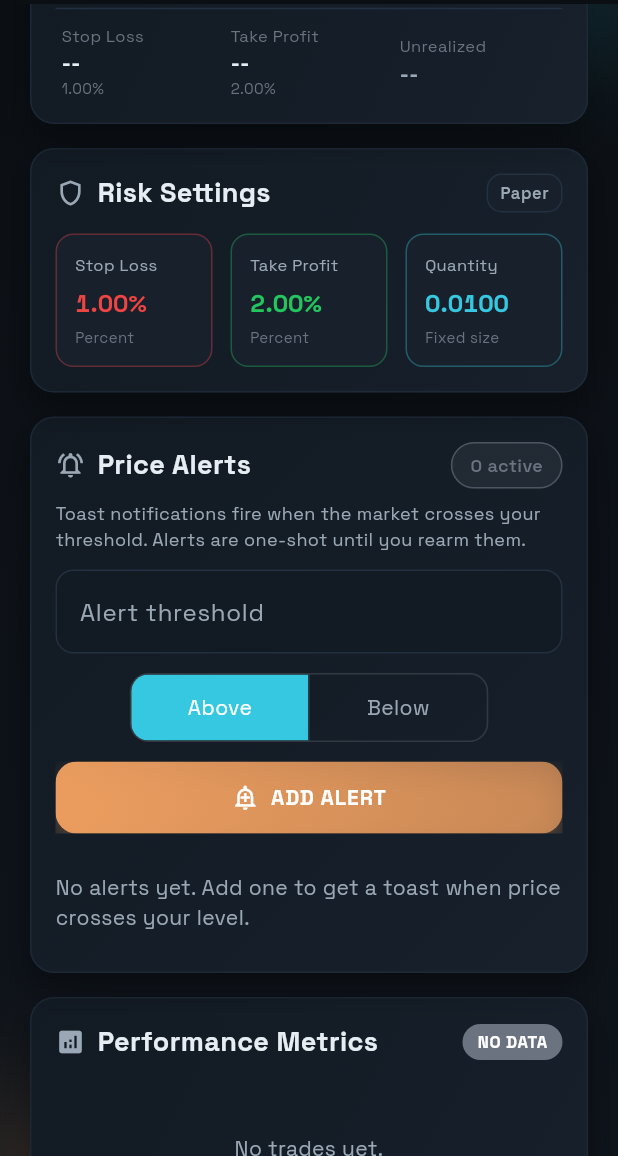
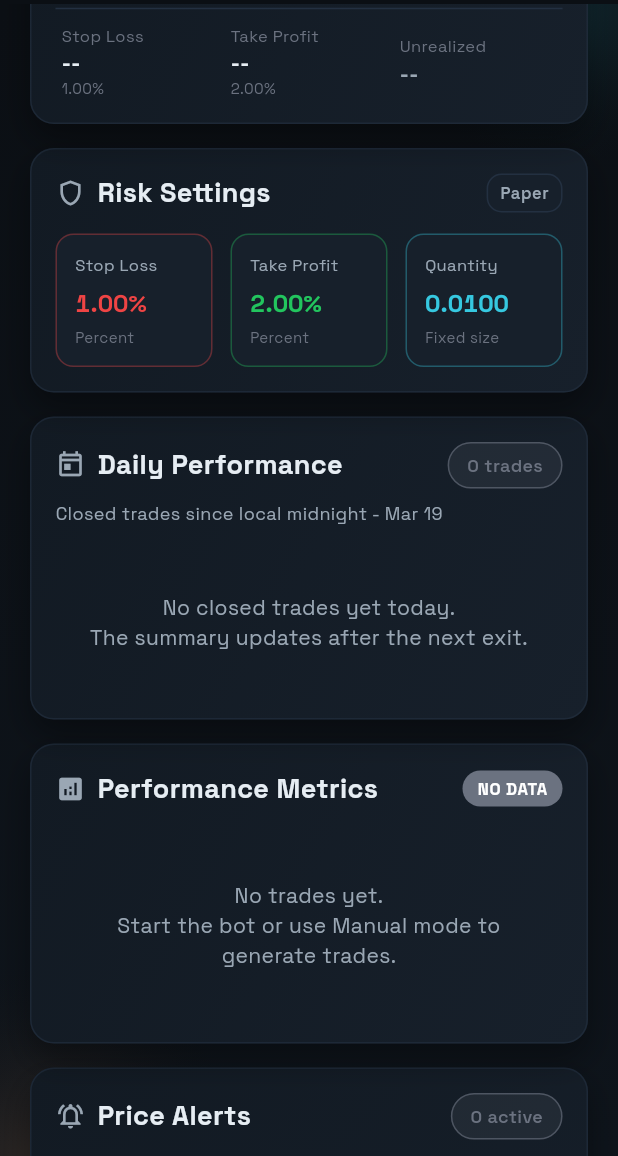
Before and after one commit to getuser-shivam/iFutures, a Flutter app: the screen it shows after launch, scrolled down 576 dp, on a phone screen of 412 x 824 dp, the part 80-1236 px from its top. Run offline on Flutter 3.47's test engine with Material 3 defaults, Android fonts, the phone set to English and light mode, and no system bars; our stand-ins replace carousel_slider, dio, fl_chart, flutter_riverpod, flutter_secure_storage, google_fonts and 1 more; network calls fail.

Commit message:
feat: add daily performance summary

```diff
--- /dev/null
+++ b/lib/models/performance_summary.dart
@@ -0,0 +1,44 @@
+class PerformanceSummary {
+  final int totalTrades;
+  final int winningTrades;
+  final int losingTrades;
+  final double totalPnL;
+  final double bestTrade;
+  final double worstTrade;
+  final double avgTrade;
+  final double maxDrawdown;
+  final double profitFactor;
+  final DateTime? windowStart;
+  final DateTime? windowEnd;
+
+  const PerformanceSummary({
+    required this.totalTrades,
+    required this.winningTrades,
+    required this.losingTrades,
+    required this.totalPnL,
+    required this.bestTrade,
+    required this.worstTrade,
+    required this.avgTrade,
+    required this.maxDrawdown,
+    required this.profitFactor,
+    this.windowStart,
+    this.windowEnd,
+  });
+
+  const PerformanceSummary.empty({
+    this.windowStart,
+    this.windowEnd,
+  })  : totalTrades = 0,
+        winningTrades = 0,
+        losingTrades = 0,
+        totalPnL = 0,
+        bestTrade = 0,
+        worstTrade = 0,
+        avgTrade = 0,
+        maxDrawdown = 0,
+        profitFactor = 0;
+
+  double get winRate => totalTrades == 0 ? 0 : (winningTrades / totalTrades) * 100;
+
+  bool get hasData => totalTrades > 0;
+}
--- a/lib/screens/dashboard_screen.dart
+++ b/lib/screens/dashboard_screen.dart
@@ -9,6 +9,7 @@ import '../widgets/common/app_panel.dart';
 import '../widgets/common/action_button.dart';
 import '../widgets/common/status_pill.dart';
 import '../widgets/dashboard/mode_selector.dart';
+import '../widgets/dashboard/daily_performance_card.dart';
 import '../widgets/dashboard/open_position_card.dart';
 import '../widgets/dashboard/price_alert_listener.dart';
 import '../widgets/dashboard/price_alerts_card.dart';
@@ -173,13 +174,19 @@ class DashboardScreen extends ConsumerWidget {
                 SliverPadding(
                   padding: const EdgeInsets.fromLTRB(20, 8, 20, 8),
                   sliver: SliverToBoxAdapter(
-                    child: PriceAlertsCard(symbol: symbol),
+                    child: DailyPerformanceCard(symbol: symbol),
                   ),
                 ),
                 SliverPadding(
                   padding: const EdgeInsets.fromLTRB(20, 8, 20, 8),
                   sliver: SliverToBoxAdapter(
                     child: PerformanceMetrics(symbol: symbol),
+                  ),
+                ),
+                SliverPadding(
+                  padding: const EdgeInsets.fromLTRB(20, 8, 20, 8),
+                  sliver: SliverToBoxAdapter(
+                    child: PriceAlertsCard(symbol: symbol),
                   ),
                 ),
                 SliverPadding(
--- /dev/null
+++ b/lib/services/performance_summary_calculator.dart
@@ -0,0 +1,102 @@
+import '../models/performance_summary.dart';
+import '../models/trade.dart';
+
+class PerformanceSummaryCalculator {
+  const PerformanceSummaryCalculator._();
+
+  static PerformanceSummary calculate(
+    Iterable<Trade> trades, {
+    DateTime? windowStart,
+    DateTime? windowEnd,
+  }) {
+    final realizedTrades = trades
+        .where((trade) => trade.kind == 'EXIT' && trade.realizedPnl != null)
+        .toList()
+      ..sort((a, b) => a.timestamp.compareTo(b.timestamp));
+
+    if (realizedTrades.isEmpty) {
+      return PerformanceSummary.empty(
+        windowStart: windowStart,
+        windowEnd: windowEnd,
+      );
+    }
+
+    final tradePnLs = realizedTrades.map((trade) => trade.realizedPnl!).toList();
+    final winningTrades = realizedTrades.where((trade) => trade.realizedPnl! > 0).length;
+    final losingTrades = realizedTrades.where((trade) => trade.realizedPnl! < 0).length;
+
+    final totalPnL = tradePnLs.fold(0.0, (sum, pnl) => sum + pnl);
+    final bestTrade = tradePnLs.reduce((a, b) => a > b ? a : b);
+    final worstTrade = tradePnLs.reduce((a, b) => a < b ? a : b);
+    final avgTrade = totalPnL / realizedTrades.length;
+
+    double cumulativePnL = 0.0;
+    double peakPnL = 0.0;
+    double maxDrawdown = 0.0;
+    double grossProfit = 0.0;
+    double grossLoss = 0.0;
+
+    for (final pnl in tradePnLs) {
+      cumulativePnL += pnl;
+
+      if (pnl > 0) {
+        grossProfit += pnl;
+      } else if (pnl < 0) {
+        grossLoss += pnl.abs();
+      }
+
+      if (cumulativePnL > peakPnL) {
+        peakPnL = cumulativePnL;
+      }
+
+      if (peakPnL > 0) {
+        final drawdown = ((peakPnL - cumulativePnL) / peakPnL) * 100;
+        if (drawdown > maxDrawdown) {
+          maxDrawdown = drawdown;
+        }
+      }
+    }
+
+    final profitFactor = grossLoss == 0 ? double.infinity : grossProfit / grossLoss;
+
+    return PerformanceSummary(
+      totalTrades: realizedTrades.length,
+      winningTrades: winningTrades,
+      losingTrades: losingTrades,
+      totalPnL: totalPnL,
+      bestTrade: bestTrade,
+      worstTrade: worstTrade,
+      avgTrade: avgTrade,
+      maxDrawdown: maxDrawdown,
+      profitFactor: profitFactor,
+      windowStart: windowStart,
+      windowEnd: windowEnd,
+    );
+  }
+
+  static PerformanceSummary calculateForDay(Iterable<Trade> trades, DateTime day) {
+    final start = _startOfDay(day);
+    final end = start.add(const Duration(days: 1));
+    final filtered = filterTradesForDay(trades, day);
+    return calculate(
+      filtered,
+      windowStart: start,
+      windowEnd: end,
+    );
+  }
+
+  static List<Trade> filterTradesForDay(Iterable<Trade> trades, DateTime day) {
+    final start = _startOfDay(day);
+    final end = start.add(const Duration(days: 1));
+
+    return trades.where((trade) {
+      final timestamp = trade.timestamp.toLocal();
+      return !timestamp.isBefore(start) && timestamp.isBefore(end);
+    }).toList();
+  }
+
+  static DateTime _startOfDay(DateTime day) {
+    final local = day.toLocal();
+    return DateTime(local.year, local.month, local.day);
+  }
+}
--- /dev/null
+++ b/lib/widgets/dashboard/daily_performance_card.dart
@@ -0,0 +1,194 @@
+import 'package:flutter/material.dart';
+import 'package:flutter_riverpod/flutter_riverpod.dart';
+import 'package:intl/intl.dart';
+
+import '../../models/performance_summary.dart';
+import '../../providers/trading_provider.dart';
+import '../../services/performance_summary_calculator.dart';
+import '../../theme/app_theme.dart';
+import '../common/app_panel.dart';
+import '../common/status_pill.dart';
+
+class DailyPerformanceCard extends ConsumerWidget {
+  final String symbol;
+
+  const DailyPerformanceCard({super.key, required this.symbol});
+
+  @override
+  Widget build(BuildContext context, WidgetRef ref) {
+    final trades = ref.watch(tradeStreamProvider(symbol));
+
+    return trades.when(
+      data: (tradeList) {
+        final now = DateTime.now();
+        final PerformanceSummary summary =
+            PerformanceSummaryCalculator.calculateForDay(tradeList, now);
+        final dayLabel = DateFormat('MMM d').format(now);
+
+        return AppPanel(
+          child: Column(
+            crossAxisAlignment: CrossAxisAlignment.start,
+            children: [
+              Row(
+                children: [
+                  const Icon(Icons.today_outlined, color: AppColors.textSecondary, size: 20),
+                  const SizedBox(width: 8),
+                  const Text(
+                    'Daily Performance',
+                    style: TextStyle(
+                      color: AppColors.textPrimary,
+                      fontSize: 18,
+                      fontWeight: FontWeight.w700,
+                    ),
+                  ),
+                  const Spacer(),
+                  StatusPill(
+                    label: '${summary.totalTrades} trades',
+                    color: summary.hasData ? AppColors.glowCyan : AppColors.textMuted,
+                  ),
+                ],
+              ),
+              const SizedBox(height: 8),
+              Text(
+                'Closed trades since local midnight - $dayLabel',
+                style: const TextStyle(
+                  color: AppColors.textSecondary,
+                  fontSize: 12,
+                ),
+              ),
+              const SizedBox(height: 16),
+              if (!summary.hasData)
+                const Padding(
+                  padding: EdgeInsets.symmetric(vertical: 28),
+                  child: Center(
+                    child: Text(
+                      'No closed trades yet today.\nThe summary updates after the next exit.',
+                      style: TextStyle(color: AppColors.textSecondary),
+                      textAlign: TextAlign.center,
+                    ),
+                  ),
+                )
+              else
+                LayoutBuilder(
+                  builder: (context, constraints) {
+                    final crossAxisCount = constraints.maxWidth > 900
+                        ? 3
+                        : constraints.maxWidth > 600
+                            ? 2
+                            : 1;
+
+                    return GridView.count(
+                      crossAxisCount: crossAxisCount,
+                      crossAxisSpacing: 12,
+                      mainAxisSpacing: 12,
+                      shrinkWrap: true,
+                      physics: const NeverScrollableScrollPhysics(),
+                      children: [
+                        _SummaryTile(
+                          title: 'Daily P&L',
+                          value: _formatPnl(summary.totalPnL),
+                          icon: summary.totalPnL >= 0 ? Icons.trending_up : Icons.trending_down,
+                          color: summary.totalPnL >= 0 ? AppColors.positive : AppColors.negative,
+                          helper: 'Realized today',
+                        ),
+                        _SummaryTile(
+                          title: 'Win Rate',
+                          value: '${summary.winRate.toStringAsFixed(0)}%',
+                          icon: Icons.emoji_events_outlined,
+                          color: summary.winRate >= 50 ? AppColors.positive : AppColors.warning,
+                          helper: '${summary.winningTrades}/${summary.totalTrades} wins',
+                        ),
+                        _SummaryTile(
+                          title: 'Drawdown',
+                          value: '${summary.maxDrawdown.toStringAsFixed(0)}%',
+                          icon: Icons.waterfall_chart,
+                          color: AppColors.warning,
+                          helper: 'Peak to trough',
+                        ),
+                      ],
+                    );
+                  },
+                ),
+            ],
+          ),
+        );
+      },
+      loading: () => const AppPanel(
+        child: Center(child: CircularProgressIndicator()),
+      ),
+      error: (error, stack) => AppPanel(
+        accent: AppColors.negative,
+        child: Text(
+          'Daily performance error: $error',
+          style: const TextStyle(color: AppColors.negative),
+        ),
+      ),
+    );
+  }
+
+  String _formatPnl(double value) {
+    final formatted = value.abs().toStringAsFixed(4);
+    return value >= 0 ? '\$$formatted' : '-\$$formatted';
+  }
+}
+
+class _SummaryTile extends StatelessWidget {
+  final String title;
+  final String value;
+  final String helper;
+  final IconData icon;
+  final Color color;
+
+  const _SummaryTile({
+    required this.title,
+    required this.value,
+    required this.helper,
+    required this.icon,
+    required this.color,
+  });
+
+  @override
+  Widget build(BuildContext context) {
+    return Container(
+      padding: const EdgeInsets.all(12),
+      decoration: BoxDecoration(
+        color: AppColors.surfaceAlt,
+        borderRadius: BorderRadius.circular(12),
+        border: Border.all(color: color.withOpacity(0.35)),
+      ),
+      child: Column(
+        crossAxisAlignment: CrossAxisAlignment.start,
+        children: [
+          Row(
+            children: [
+              Icon(icon, color: color, size: 16),
+              const SizedBox(width: 6),
+              Expanded(
+                child: Text(
+                  title,
+                  style: const TextStyle(color: AppColors.textSecondary, fontSize: 11),
+                ),
+              ),
+            ],
+          ),
+          const SizedBox(height: 8),
+          Text(
+            value,
+            style: tabularFigures(
+              TextStyle(
+                color: color,
+                fontSize: 17,
+                fontWeight: FontWeight.w700,
+              ),
+            ),
+          ),
+          const SizedBox(height: 4),
+          Text(
+            helper,
+            style: const TextStyle(color: AppColors.textMuted, fontSize: 10),
+          ),
+        ],
+      ),
+    );
+  }
+}
--- a/lib/widgets/dashboard/performance_metrics.dart
+++ b/lib/widgets/dashboard/performance_metrics.dart
@@ -1,7 +1,8 @@
 import 'package:flutter/material.dart';
 import 'package:flutter_riverpod/flutter_riverpod.dart';
-import '../../models/trade.dart';
+import '../../models/performance_summary.dart';
 import '../../providers/trading_provider.dart';
+import '../../services/performance_summary_calculator.dart';
 import '../../theme/app_theme.dart';
 import '../common/app_panel.dart';
 
@@ -32,14 +33,16 @@ class PerformanceMetrics extends ConsumerWidget {
               ),
               const Spacer(),
               trades.when(
-                data: (tradeList) => Container(
+                data: (tradeList) {
+                  final summary = PerformanceSummaryCalculator.calculate(tradeList);
+                  return Container(
                     padding: const EdgeInsets.symmetric(horizontal: 10, vertical: 4),
                     decoration: BoxDecoration(
-                    color: _getOverallPerformanceColor(tradeList),
+                      color: _getOverallPerformanceColor(summary),
                       borderRadius: BorderRadius.circular(12),
                     ),
                     child: Text(
-                    _getOverallPerformanceText(tradeList),
+                      _getOverallPerformanceText(summary),
                       style: const TextStyle(
                         color: Colors.white,
                         fontSize: 11,
@@ -47,7 +50,8 @@ class PerformanceMetrics extends ConsumerWidget {
                         letterSpacing: 0.4,
                       ),
                     ),
-                ),
+                  );
+                },
                 loading: () => const SizedBox.shrink(),
                 error: (_, __) => const SizedBox.shrink(),
               ),
@@ -55,8 +59,9 @@ class PerformanceMetrics extends ConsumerWidget {
           ),
           const SizedBox(height: 16),
           trades.when(
-            data: (tradeList) => tradeList.isEmpty
-                ? const Center(
+            data: (tradeList) {
+              if (tradeList.isEmpty) {
+                return const Center(
                   child: Padding(
                     padding: EdgeInsets.all(32),
                     child: Text(
@@ -65,8 +70,12 @@ class PerformanceMetrics extends ConsumerWidget {
                       textAlign: TextAlign.center,
                     ),
                   ),
-                  )
-                : _buildMetricsGrid(tradeList),
+                );
+              }
+
+              final summary = PerformanceSummaryCalculator.calculate(tradeList);
+              return _buildMetricsGrid(summary);
+            },
             loading: () => const Center(
               child: Padding(
                 padding: EdgeInsets.all(32),
@@ -89,9 +98,7 @@ class PerformanceMetrics extends ConsumerWidget {
     );
   }
 
-  Widget _buildMetricsGrid(List<Trade> trades) {
-    final metrics = _calculateMetrics(trades);
-
+  Widget _buildMetricsGrid(PerformanceSummary summary) {
     return LayoutBuilder(
       builder: (context, constraints) {
         final crossAxisCount = constraints.maxWidth > 900 ? 4 : 2;
@@ -104,51 +111,51 @@ class PerformanceMetrics extends ConsumerWidget {
           children: [
             _MetricTile(
               title: 'Total Trades',
-              value: metrics['totalTrades'].toString(),
+              value: summary.totalTrades.toString(),
               icon: Icons.swap_horiz,
               color: AppColors.glowCyan,
             ),
             _MetricTile(
               title: 'Win Rate',
-              value: '${metrics['winRate']}%',
+              value: '${summary.winRate.toStringAsFixed(0)}%',
               icon: Icons.trending_up,
-              color: metrics['winRate'] >= 50 ? AppColors.positive : AppColors.negative,
+              color: summary.winRate >= 50 ? AppColors.positive : AppColors.negative,
             ),
             _MetricTile(
               title: 'Total P&L',
-              value: '\$${metrics['totalPnL'].toStringAsFixed(4)}',
-              icon: metrics['totalPnL'] >= 0 ? Icons.arrow_upward : Icons.arrow_downward,
-              color: metrics['totalPnL'] >= 0 ? AppColors.positive : AppColors.negative,
+              value: '\$${summary.totalPnL.toStringAsFixed(4)}',
+              icon: summary.totalPnL >= 0 ? Icons.arrow_upward : Icons.arrow_downward,
+              color: summary.totalPnL >= 0 ? AppColors.positive : AppColors.negative,
             ),
             _MetricTile(
               title: 'Best Trade',
-              value: '\$${metrics['bestTrade'].toStringAsFixed(4)}',
+              value: '\$${summary.bestTrade.toStringAsFixed(4)}',
               icon: Icons.star,
               color: AppColors.glowAmber,
             ),
             _MetricTile(
               title: 'Worst Trade',
-              value: '\$${metrics['worstTrade'].toStringAsFixed(4)}',
+              value: '\$${summary.worstTrade.toStringAsFixed(4)}',
               icon: Icons.warning,
               color: AppColors.warning,
             ),
             _MetricTile(
               title: 'Avg Trade',
-              value: '\$${metrics['avgTrade'].toStringAsFixed(4)}',
+              value: '\$${summary.avgTrade.toStringAsFixed(4)}',
               icon: Icons.calculate,
               color: AppColors.textSecondary,
             ),
             _MetricTile(
               title: 'Max Drawdown',
-              value: '${metrics['maxDrawdown']}%',
+              value: '${summary.maxDrawdown.toStringAsFixed(0)}%',
               icon: Icons.trending_down,
               color: AppColors.negative,
             ),
             _MetricTile(
               title: 'Profit Factor',
-              value: metrics['profitFactor'].toStringAsFixed(2),
+              value: _formatProfitFactor(summary.profitFactor),
               icon: Icons.score,
-              color: metrics['profitFactor'] >= 1.5 ? AppColors.positive : AppColors.negative,
+              color: summary.profitFactor >= 1.5 ? AppColors.positive : AppColors.negative,
             ),
           ],
         );
@@ -156,94 +163,26 @@ class PerformanceMetrics extends ConsumerWidget {
     );
   }
 
-  Map<String, dynamic> _calculateMetrics(List<Trade> trades) {
-    final realizedTrades = trades.where((trade) => trade.kind == 'EXIT' && trade.realizedPnl != null).toList();
-
-    if (realizedTrades.isEmpty) {
-      return {
-        'totalTrades': 0,
-        'winRate': 0.0,
-        'totalPnL': 0.0,
-        'bestTrade': 0.0,
-        'worstTrade': 0.0,
-        'avgTrade': 0.0,
-        'maxDrawdown': 0.0,
-        'profitFactor': 0.0,
-      };
-    }
-
-    // Calculate basic metrics based on realized PnL
-    final winningTrades = realizedTrades.where((trade) => trade.realizedPnl! > 0).toList();
-    final losingTrades = realizedTrades.where((trade) => trade.realizedPnl! < 0).toList();
-
-    final totalTrades = realizedTrades.length;
-    final winRate = (winningTrades.length / totalTrades) * 100;
-
-    final tradePnLs = realizedTrades.map((trade) => trade.realizedPnl!).toList();
-    final totalPnL = tradePnLs.reduce((a, b) => a + b);
-    final bestTrade = tradePnLs.isEmpty ? 0.0 : tradePnLs.reduce((a, b) => a > b ? a : b);
-    final worstTrade = tradePnLs.isEmpty ? 0.0 : tradePnLs.reduce((a, b) => a < b ? a : b);
-    final avgTrade = tradePnLs.isEmpty ? 0.0 : totalPnL / totalTrades;
-
-    // Calculate drawdown (simplified)
-    double maxDrawdown = 0.0;
-    double peak = 0.0;
-    double currentDrawdown = 0.0;
-
-    for (final pnl in tradePnLs) {
-      currentDrawdown += pnl;
-      if (currentDrawdown > peak) {
-        peak = currentDrawdown;
-      }
-      if (peak > 0) {
-        final drawdown = ((peak - currentDrawdown) / peak) * 100;
-        if (drawdown > maxDrawdown) {
-          maxDrawdown = drawdown;
-        }
-      }
-    }
-
-    // Calculate profit factor
-    final grossProfit = winningTrades.fold(0.0, (sum, trade) => sum + trade.realizedPnl!.abs());
-    final grossLoss = losingTrades.fold(0.0, (sum, trade) => sum + trade.realizedPnl!.abs());
-    final profitFactor = grossLoss == 0 ? double.infinity : grossProfit / grossLoss;
-
-    return {
-      'totalTrades': totalTrades,
-      'winRate': winRate.round(),
-      'totalPnL': totalPnL,
-      'bestTrade': bestTrade,
-      'worstTrade': worstTrade,
-      'avgTrade': avgTrade,
-      'maxDrawdown': maxDrawdown.round(),
-      'profitFactor': profitFactor.isInfinite ? 999.99 : profitFactor,
-    };
-  }
-
-  Color _getOverallPerformanceColor(List<Trade> trades) {
-    final metrics = _calculateMetrics(trades);
-    final winRate = metrics['winRate'];
-    final totalPnL = metrics['totalPnL'];
-    final totalTrades = metrics['totalTrades'];
-
-    if (totalTrades == 0) return AppColors.textMuted;
-    if (winRate >= 60 && totalPnL > 0) return AppColors.positive;
-    if (winRate >= 50 && totalPnL > 0) return AppColors.glowCyan;
-    if (winRate >= 40) return AppColors.warning;
+  Color _getOverallPerformanceColor(PerformanceSummary summary) {
+    if (summary.totalTrades == 0) return AppColors.textMuted;
+    if (summary.winRate >= 60 && summary.totalPnL > 0) return AppColors.positive;
+    if (summary.winRate >= 50 && summary.totalPnL > 0) return AppColors.glowCyan;
+    if (summary.winRate >= 40) return AppColors.warning;
     return AppColors.negative;
   }
 
-  String _getOverallPerformanceText(List<Trade> trades) {
-    final metrics = _calculateMetrics(trades);
-    final winRate = metrics['winRate'];
-    final totalTrades = metrics['totalTrades'];
+  String _getOverallPerformanceText(PerformanceSummary summary) {
+    if (summary.totalTrades == 0) return 'NO DATA';
+    if (summary.winRate >= 70) return 'EXCELLENT';
+    if (summary.winRate >= 60) return 'GOOD';
+    if (summary.winRate >= 50) return 'FAIR';
+    if (summary.winRate >= 40) return 'POOR';
+    return 'NEEDS WORK';
+  }
 
-    if (totalTrades == 0) return 'NO DATA';
-    if (winRate >= 70) return 'EXCELLENT';
-    if (winRate >= 60) return 'GOOD';
-    if (winRate >= 50) return 'FAIR';
-    if (winRate >= 40) return 'POOR';
-    return 'NEEDS WORK';
+  String _formatProfitFactor(double value) {
+    if (value.isInfinite) return 'INF';
+    return value.toStringAsFixed(2);
   }
 }
 
```
Also changed, not shown: 3 other files. Lines whose indentation alone changed are shown as unchanged.
